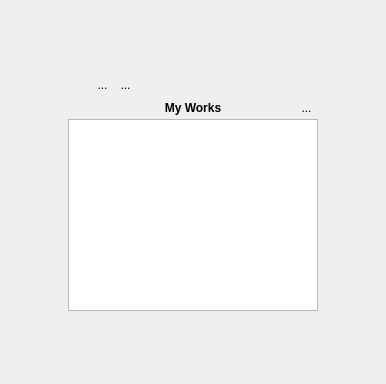
Qt form mainwindow.ui (parisa-hr/DesktopNote) before a commit.
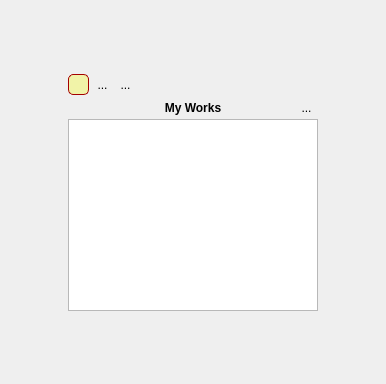
The same form after that commit. Icons and pictures are not drawn.

Commit message: completed text options tools.

```diff
--- a/mainwindow.ui
+++ b/mainwindow.ui
@@ -48,6 +48,12 @@
 border-radius: 5px;
 }
 
+QToolButton::checked
+{
+background-color: rgb(243, 246, 97,127);
+border:1px solid rgb(164, 0, 0);
+border-radius: 5px;
+}
 </string>
   </property>
   <widget class="QWidget" name="centralwidget">
@@ -312,6 +318,12 @@
           <iconset resource="resources.qrc">
            <normaloff>:/images/images/align-left.svg</normaloff>:/images/images/align-left.svg</iconset>
          </property>
+         <property name="checkable">
+          <bool>true</bool>
+         </property>
+         <property name="checked">
+          <bool>true</bool>
+         </property>
         </widget>
        </item>
        <item row="2" column="11" colspan="3">
```
Left out of the diff: 23 changed lines with no effect on the pictures. The commit also changes 2 other files.
